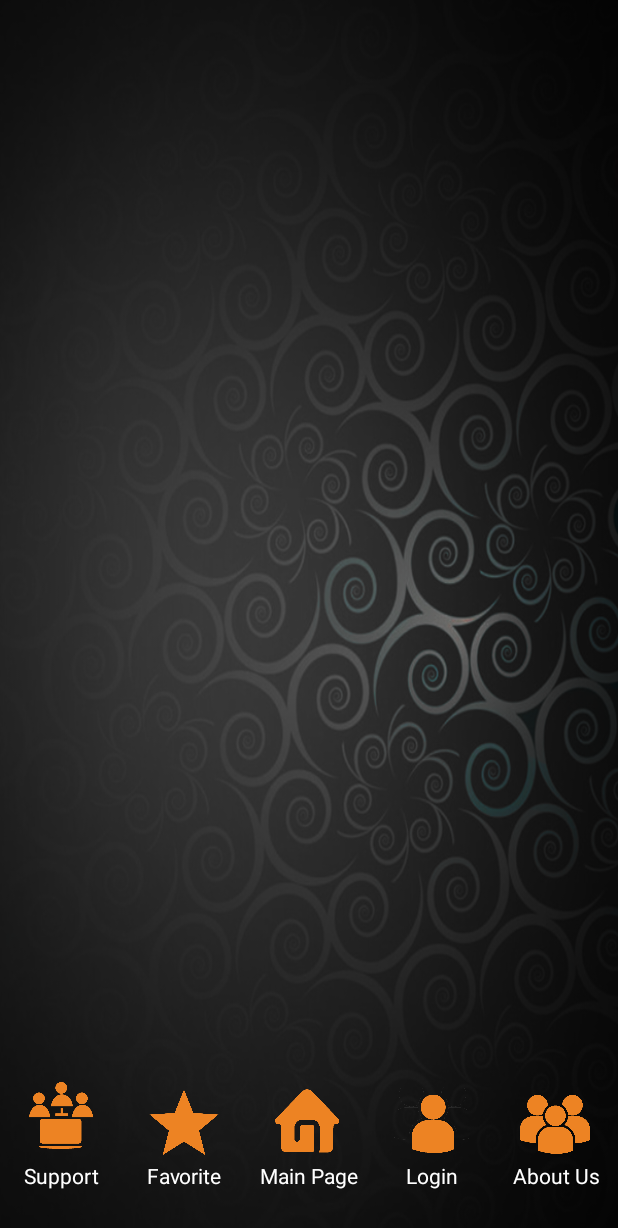
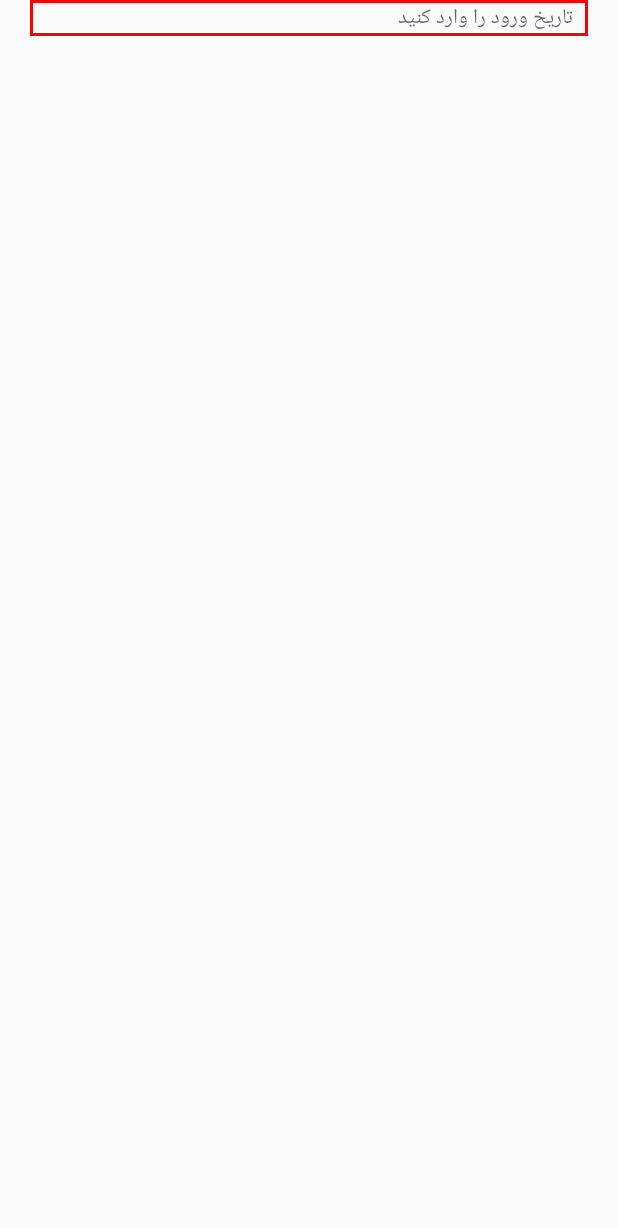
Before and after one commit to morteza-mousavi/TourismApplication, an Android app: the screen it shows after launch (MainActivity before the commit, HotelSearch after it), on a phone screen of 412 x 824 dp. Shown: the top 1228 px of the screen. Run offline under Robolectric (Android 15) with nearby library versions, the phone set to English and light mode, and no system bars.

Commit message:
Add HotelActivity

```diff
--- a/app/build.gradle
+++ b/app/build.gradle
@@ -20,7 +20,7 @@ android {
 }
 
 dependencies {
-    compile fileTree(dir: 'libs', include: ['*.jar'])
+    compile fileTree(include: ['*.jar'], dir: 'libs')
     androidTestCompile('com.android.support.test.espresso:espresso-core:2.2.2', {
         exclude group: 'com.android.support', module: 'support-annotations'
     })
--- a/app/src/main/java/ir/reserveiran/mobile/tourismapplication/HotelSearch.java
+++ b/app/src/main/java/ir/reserveiran/mobile/tourismapplication/HotelSearch.java
@@ -1,13 +1,50 @@
 package ir.reserveiran.mobile.tourismapplication;
 
+import android.app.Dialog;
+import android.content.Intent;
+import android.support.v4.app.FragmentManager;
 import android.support.v7.app.AppCompatActivity;
 import android.os.Bundle;
+import android.view.View;
+import android.widget.TextView;
+import android.widget.Toast;
 
 public class HotelSearch extends AppCompatActivity {
 
+    TextView TxtFromDate;
     @Override
     protected void onCreate(Bundle savedInstanceState) {
         super.onCreate(savedInstanceState);
         setContentView(R.layout.activity_hotel_search);
+
+
+        TxtFromDate = (TextView) findViewById(R.id.TxtFromDate);
+        TxtFromDate.setOnClickListener(new View.OnClickListener() {
+            @Override
+            public void onClick(View v) {
+
+                showSearchDialogFragment();
+/*
+                Dialog searchDialog = new Dialog(HotelSearch.this);
+                searchDialog.setContentView(R.layout.activity_search_dialog);
+                searchDialog.setTitle("جستجوي شهر");
+
+                searchDialog.show();
+*/
+
+/*                Intent i = new Intent(getApplicationContext(),SearchDialog.class);
+                startActivity(i);
+                Toast.makeText(HotelSearch.this, "كليك بر روي تكست ويو", Toast.LENGTH_SHORT).show();*/
+            }
+        });
+    }
+    private void showSearchDialogFragment() {
+        FragmentManager fm = getSupportFragmentManager();
+        SearchDialogFragment editNameDialog = new SearchDialogFragment();
+        editNameDialog.show(fm, "fragment_edit_name");
+    }
+
+    public void onFinishSearchDialogFragment(String inputText) {
+        Toast.makeText(this, "Hi, " + inputText, Toast.LENGTH_SHORT).show();
     }
 }
--- a/app/src/main/java/ir/reserveiran/mobile/tourismapplication/MainActivity.java
+++ b/app/src/main/java/ir/reserveiran/mobile/tourismapplication/MainActivity.java
@@ -1,5 +1,6 @@
 package ir.reserveiran.mobile.tourismapplication;
 
+import android.content.Intent;
 import android.support.v7.app.AppCompatActivity;
 import android.os.Bundle;
 
@@ -9,5 +10,8 @@ public class MainActivity extends AppCompatActivity {
     protected void onCreate(Bundle savedInstanceState) {
         super.onCreate(savedInstanceState);
         setContentView(R.layout.activity_main);
+
+        Intent i = new Intent(getApplicationContext(),HotelSearch.class);
+        startActivity(i);
     }
 }
--- /dev/null
+++ b/app/src/main/res/drawable/textview_public.xml
@@ -0,0 +1,20 @@
+<?xml version="1.0" encoding="utf-8"?>
+<selector xmlns:android="http://schemas.android.com/apk/res/android">
+
+    <item>
+        <shape android:shape="rectangle">
+            <stroke android:width="2dp" android:color="#ff00">
+
+            </stroke>
+        </shape>
+    </item>
+    <item android:state_pressed="true">
+        <shape android:shape="rectangle">
+            <stroke android:width="2dp" android:color="#ffea00">
+
+            </stroke>
+        </shape>
+    </item>
+
+
+</selector>
--- a/app/src/main/res/layout/activity_hotel_search.xml
+++ b/app/src/main/res/layout/activity_hotel_search.xml
@@ -6,4 +6,18 @@
     android:layout_height="match_parent"
     tools:context="ir.reserveiran.mobile.tourismapplication.HotelSearch">
 
+
+    <TextView
+        android:layout_width="match_parent"
+        android:layout_height="wrap_content"
+        android:paddingLeft="10dp"
+        android:paddingRight="10dp"
+        android:layout_marginRight="20dp"
+        android:layout_marginLeft="20dp"
+        android:hint="تاريخ ورود را وارد كنيد"
+        android:id="@+id/TxtFromDate"
+
+        android:background="@drawable/textview_public"
+        />
+
 </RelativeLayout>
--- a/app/src/main/res/values/strings.xml
+++ b/app/src/main/res/values/strings.xml
@@ -6,4 +6,5 @@
     <string name="MainMenu_Favorite">Favorite</string>
     <string name="MainMenu_AboutUs">About Us</string>
     <string name="MainMenu_Profile">Profile</string>
+    <string name="search_hint">search hint</string>
 </resources>
--- /dev/null
+++ b/app/src/main/res/xml/searchable.xml
@@ -0,0 +1,5 @@
+<?xml version="1.0" encoding="utf-8"?>
+<searchable xmlns:android="http://schemas.android.com/apk/res/android"
+    android:label="@string/app_name"
+    android:hint="@string/search_hint" >
+</searchable>
```
Also changed, not shown: app/src/main/AndroidManifest.xml (+8 -0 lines), app/src/main/java/ir/reserveiran/mobile/tourismapplication/Adapters/CityAdapter.java (added, +51 -0 lines), app/src/main/java/ir/reserveiran/mobile/tourismapplication/Model/CityViewModel.java (added, +32 -0 lines), app/src/main/java/ir/reserveiran/mobile/tourismapplication/SearchDialog.java (added, +50 -0 lines), app/src/main/java/ir/reserveiran/mobile/tourismapplication/SearchDialogFragment.java (added, +83 -0 lines), app/src/main/res/layout/activity_search_dialog.xml (added, +30 -0 lines), app/src/main/res/layout/fragment_search_dialog.xml (added, +30 -0 lines), app/src/main/res/layout/item_city_row.xml (added, +19 -0 lines).
